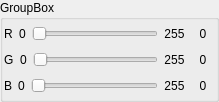
Qt form xml/colorbox.ui (zingibertram/igs-l4) before a commit.
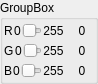
The same form after that commit.

Diff of the .ui file:
```diff
--- a/xml/colorbox.ui
+++ b/xml/colorbox.ui
@@ -6,8 +6,8 @@
    <rect>
     <x>0</x>
     <y>0</y>
-    <width>219</width>
-    <height>102</height>
+    <width>98</width>
+    <height>84</height>
    </rect>
   </property>
   <property name="sizePolicy">
@@ -23,6 +23,9 @@
    <string>GroupBox</string>
   </property>
   <layout class="QHBoxLayout" name="horizontalLayout_4">
+   <property name="spacing">
+    <number>6</number>
+   </property>
    <property name="leftMargin">
     <number>1</number>
    </property>
@@ -42,9 +45,6 @@
      </property>
      <item>
       <layout class="QHBoxLayout" name="hLayout_R">
-       <property name="spacing">
-        <number>6</number>
-       </property>
        <item>
         <widget class="QLabel" name="label_R">
          <property name="text">
@@ -86,9 +86,6 @@
      </item>
      <item>
       <layout class="QHBoxLayout" name="hLayout_G">
-       <property name="spacing">
-        <number>6</number>
-       </property>
        <item>
         <widget class="QLabel" name="label_G">
          <property name="text">
@@ -130,9 +127,6 @@
      </item>
      <item>
       <layout class="QHBoxLayout" name="hLayout_B">
-       <property name="spacing">
-        <number>6</number>
-       </property>
        <item>
         <widget class="QLabel" name="label_B">
          <property name="text">
```
